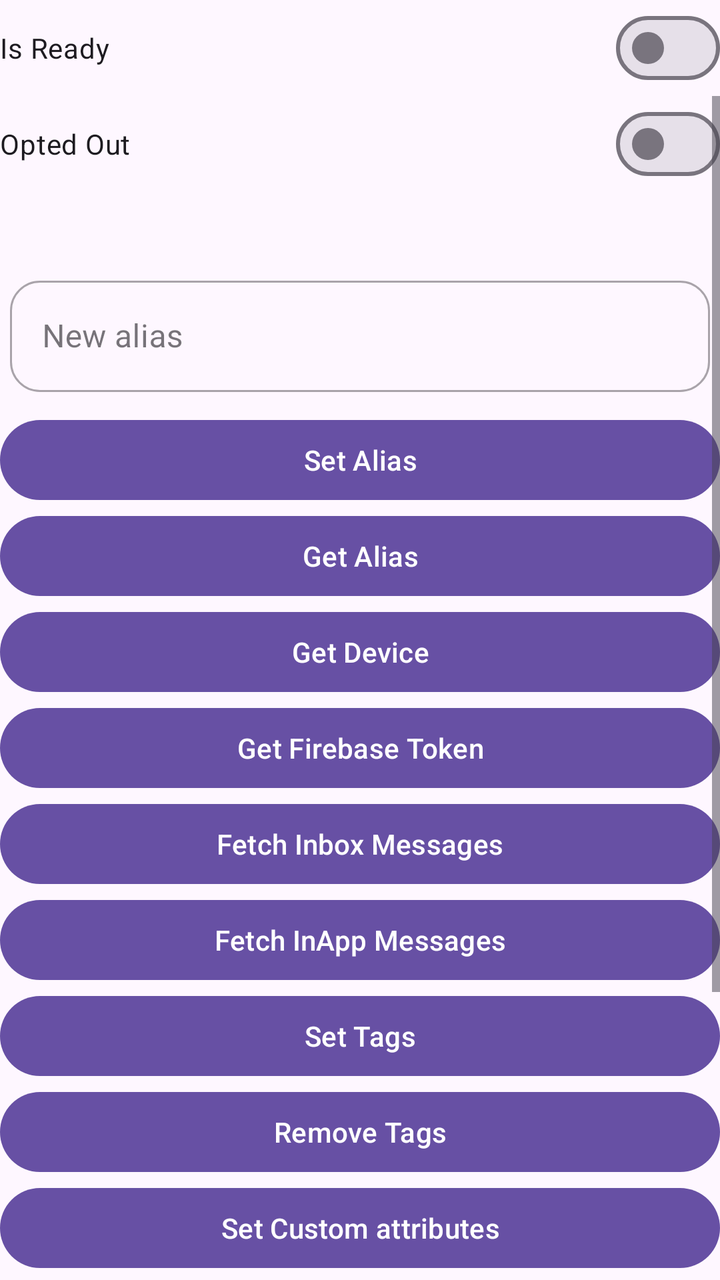
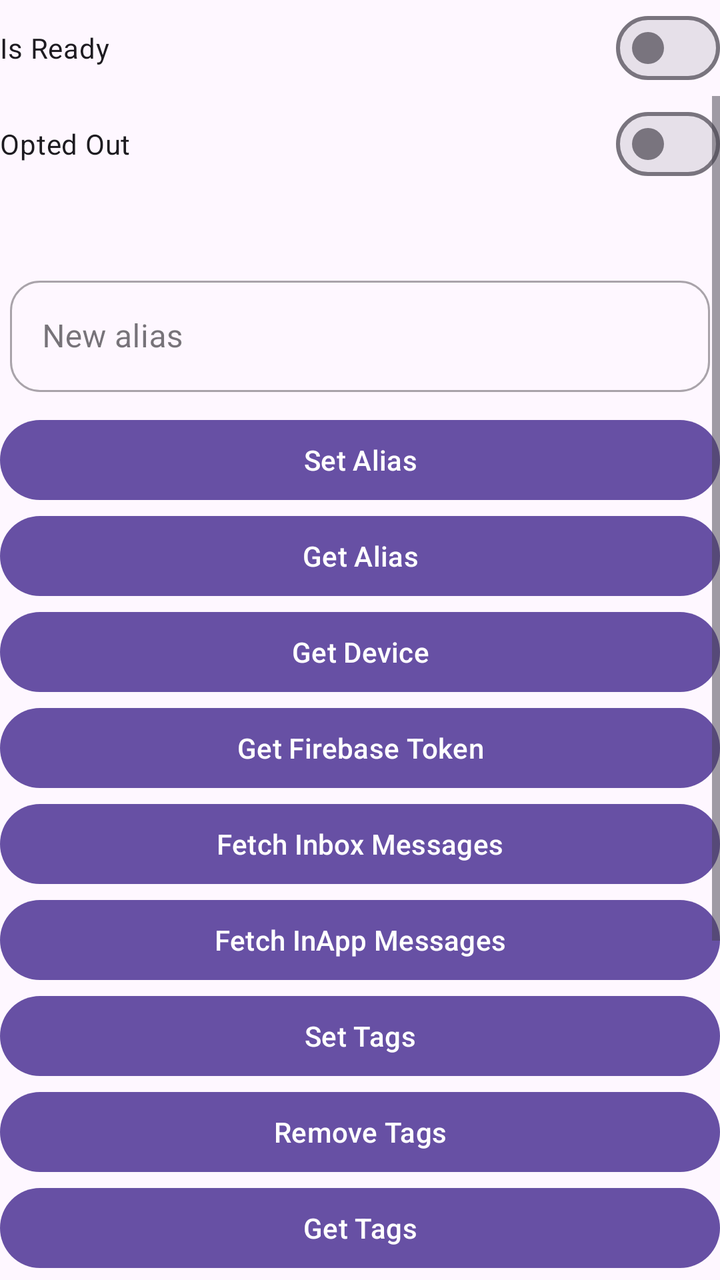

The first picture is an Android layout as it rendered before a commit; the second is the same layout after the commit. The layout source and the unified diff follow.
<!-- AndroidManifest.xml: another module's application theme Theme.EngageSample -->
<!-- res/layout/fragment_base_test.xml -->
<?xml version="1.0" encoding="utf-8"?>
<LinearLayout xmlns:android="http://schemas.android.com/apk/res/android"
    xmlns:app="http://schemas.android.com/apk/res-auto"
    xmlns:tools="http://schemas.android.com/tools"
    android:layout_width="match_parent"
    android:layout_height="match_parent"
    android:orientation="vertical"
    tools:ignore="HardcodedText">

    <com.google.android.material.materialswitch.MaterialSwitch
        android:id="@+id/switchReady"
        android:layout_width="match_parent"
        android:layout_height="wrap_content"
        android:paddingVertical="10dp"
        android:text="Is Ready"
        tools:ignore="HardcodedText" />

    <ScrollView
        android:layout_width="match_parent"
        android:layout_height="match_parent">

        <LinearLayout
            android:id="@+id/llInnerContainer"
            android:layout_width="match_parent"
            android:layout_height="wrap_content"
            android:orientation="vertical">

            <com.google.android.material.materialswitch.MaterialSwitch
                android:id="@+id/switchPushEnabled"
                android:layout_width="match_parent"
                android:layout_height="wrap_content"
                android:paddingVertical="10dp"
                android:text="Opted Out"
                tools:ignore="HardcodedText" />

            <TextView
                android:id="@+id/tvDevice"
                android:layout_width="match_parent"
                android:layout_height="wrap_content"
                android:layout_marginTop="10dp" />

            <com.google.android.material.textfield.TextInputLayout
                style="@style/Widget.MaterialComponents.TextInputLayout.OutlinedBox"
                android:layout_width="match_parent"
                android:layout_height="wrap_content"
                android:layout_marginHorizontal="5dp"
                android:layout_marginVertical="10dp"
                android:hint="New alias"
                app:boxCornerRadiusBottomEnd="15dp"
                app:boxCornerRadiusBottomStart="15dp"
                app:boxCornerRadiusTopEnd="15dp"
                app:boxCornerRadiusTopStart="15dp"
                app:placeholderText="Enter alias">

                <com.google.android.material.textfield.TextInputEditText
                    android:id="@+id/editTextAlias"
                    android:layout_width="match_parent"
                    android:layout_height="wrap_content"
                    android:minHeight="48dp" />
            </com.google.android.material.textfield.TextInputLayout>

            <com.google.android.material.button.MaterialButton
                android:id="@+id/btnSetAlias"
                android:layout_width="match_parent"
                android:layout_height="wrap_content"
                android:text="Set Alias" />

            <com.google.android.material.button.MaterialButton
                android:id="@+id/btnGetAlias"
                android:layout_width="match_parent"
                android:layout_height="wrap_content"
                android:text="Get Alias" />

            <com.google.android.material.button.MaterialButton
                android:id="@+id/btnGetDevice"
                android:layout_width="match_parent"
                android:layout_height="wrap_content"
                android:text="Get Device" />

            <com.google.android.material.button.MaterialButton
                android:id="@+id/btnGetFbToken"
                android:layout_width="match_parent"
                android:layout_height="wrap_content"
                android:text="Get Firebase Token" />

            <com.google.android.material.button.MaterialButton
                android:id="@+id/btnFetchInboxMessages"
                android:layout_width="match_parent"
                android:layout_height="wrap_content"
                android:text="Fetch Inbox Messages" />

            <com.google.android.material.button.MaterialButton
                android:id="@+id/btnFetchInappMessages"
                android:layout_width="match_parent"
                android:layout_height="wrap_content"
                android:text="Fetch InApp Messages" />

            <com.google.android.material.button.MaterialButton
                android:id="@+id/btnSetTags"
                android:layout_width="match_parent"
                android:layout_height="wrap_content"
                android:text="Set Tags" />

            <com.google.android.material.button.MaterialButton
                android:id="@+id/btnRemoveTags"
                android:layout_width="match_parent"
                android:layout_height="wrap_content"
                android:text="Remove Tags" />

            <com.google.android.material.button.MaterialButton
                android:id="@+id/btnSetCustomAttributes"
                android:layout_width="match_parent"
                android:layout_height="wrap_content"
                android:text="Set Custom attributes" />

            <com.google.android.material.button.MaterialButton
                android:id="@+id/btnGetCustomAttributes"
                android:layout_width="match_parent"
                android:layout_height="wrap_content"
                android:text="Get Custom attributes" />

            <com.google.android.material.button.MaterialButton
                android:id="@+id/btnStartGeofencing"
                android:layout_width="match_parent"
                android:layout_height="wrap_content"
                android:text="Start Geofencing" />

            <com.google.android.material.button.MaterialButton
                android:id="@+id/btnStopGeofencing"
                android:layout_width="match_parent"
                android:layout_height="wrap_content"
                android:text="Stop Geofencing" />

            <com.google.android.material.button.MaterialButton
                android:id="@+id/btnGeofencingStatus"
                android:layout_width="match_parent"
                android:layout_height="wrap_content"
                android:text="Check Geofencing Status" />
        </LinearLayout>
    </ScrollView>

</LinearLayout>
<!-- resources referenced by this layout -->
<resources>
  <style name="Theme.EngageSample" parent="Base.Theme.EngageSample" />
  <style name="Base.Theme.EngageSample" parent="Theme.Material3.Light.NoActionBar">
          
          
          <item name="android:forceDarkAllowed" tools:ignore="NewApi">false</item>
      </style>
</resources>

<!-- the commit's change to res/layout/fragment_base_test.xml (unified diff, before → after) -->
@@ -108,6 +108,12 @@
                 android:text="Remove Tags" />
 
             <com.google.android.material.button.MaterialButton
+                android:id="@+id/btnGetTags"
+                android:layout_width="match_parent"
+                android:layout_height="wrap_content"
+                android:text="Get Tags" />
+
+            <com.google.android.material.button.MaterialButton
                 android:id="@+id/btnSetCustomAttributes"
                 android:layout_width="match_parent"
                 android:layout_height="wrap_content"
